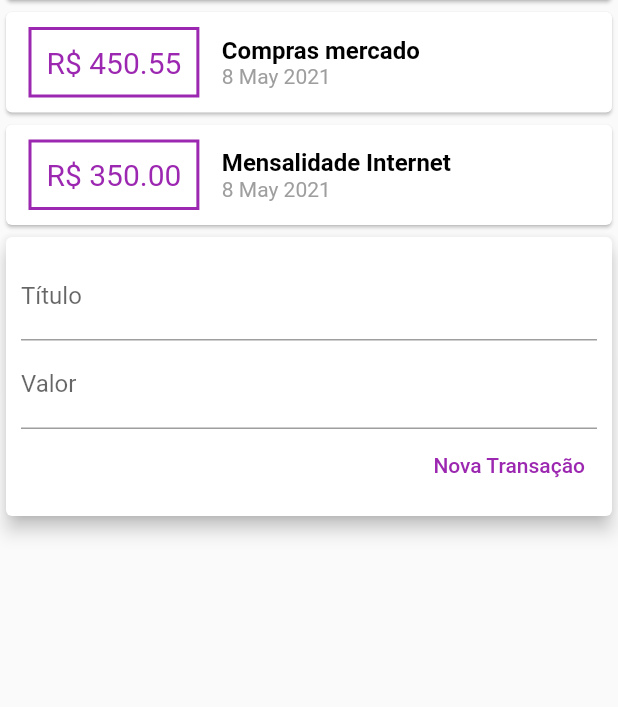
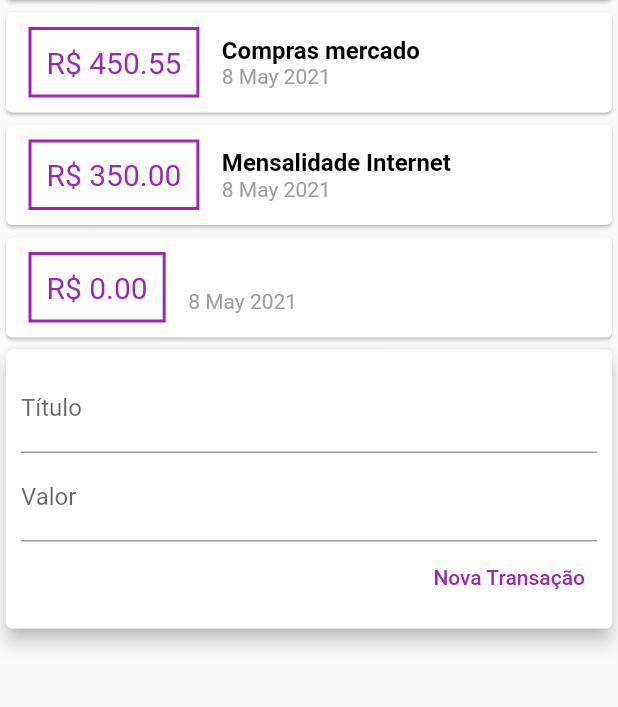
Before and after one commit to richellyitalo/estudos-flutter, a Flutter app: the screen it shows after launch, after a tap on "Nova Transação", on a phone screen of 412 x 824 dp, the part 114-821 px from its top. Run offline on Flutter 3.47's test engine with Material 2 defaults, Android fonts, the phone set to English and light mode, and no system bars.

Commit message:
Formulário de cadastro; Componetização

```diff
--- /dev/null
+++ b/despesas/lib/components/transaction_form.dart
@@ -0,0 +1,54 @@
+import 'package:flutter/material.dart';
+
+class TransactionForm extends StatelessWidget {
+  final TextEditingController _titleController = TextEditingController();
+  final TextEditingController _valueController = TextEditingController();
+  final void Function(String, double) onSubmit;
+
+  TransactionForm(this.onSubmit);
+
+  @override
+  Widget build(BuildContext context) {
+    return Card(
+      child: Container(
+        padding: EdgeInsets.all(10),
+        child: Column(
+          children: <Widget>[
+            TextField(
+              controller: _titleController,
+              decoration: InputDecoration(
+                labelText: 'Título',
+              ),
+            ),
+            TextField(
+              keyboardType: TextInputType.numberWithOptions(decimal: true),
+              controller: _valueController,
+              decoration: InputDecoration(
+                labelText: 'Valor',
+              ),
+            ),
+            Row(
+              mainAxisAlignment: MainAxisAlignment.end,
+              children: [
+                TextButton(
+                  onPressed: () {
+                    final String title = _titleController.text;
+                    final double value =
+                        double.tryParse(_valueController.text) ?? 0.0;
+
+                    onSubmit(title, value);
+                  },
+                  child: Text(
+                    'Nova Transação',
+                    style: TextStyle(color: Colors.purple),
+                  ),
+                ),
+              ],
+            )
+          ],
+        ),
+      ),
+      elevation: 5,
+    );
+  }
+}
--- /dev/null
+++ b/despesas/lib/components/transaction_list.dart
@@ -0,0 +1,63 @@
+import 'package:flutter/material.dart';
+import '../models/transaction.dart';
+import 'package:intl/intl.dart';
+
+class TransactionList extends StatelessWidget {
+  final List<Transaction> transactions;
+
+  TransactionList(this.transactions);
+
+  @override
+  Widget build(BuildContext context) {
+    return Column(
+      crossAxisAlignment: CrossAxisAlignment.stretch,
+      children: transactions.map((tr) {
+        return Card(
+          child: Row(
+            children: <Widget>[
+              Container(
+                child: Text(
+                  'R\$ ${tr.value.toStringAsFixed(2)}',
+                  style: TextStyle(
+                    color: Colors.purple,
+                    fontSize: 20,
+                  ),
+                ),
+                decoration: BoxDecoration(
+                  border: Border.all(
+                    color: Colors.purple,
+                    width: 2,
+                  ),
+                ),
+                padding: EdgeInsets.all(10),
+                margin: EdgeInsets.symmetric(
+                  horizontal: 15,
+                  vertical: 10,
+                ),
+              ),
+              Column(
+                crossAxisAlignment: CrossAxisAlignment.start,
+                children: <Widget>[
+                  Text(
+                    tr.title,
+                    style: TextStyle(
+                      fontWeight: FontWeight.bold,
+                      fontSize: 16,
+                      color: Colors.black,
+                    ),
+                  ),
+                  Text(
+                    DateFormat('d MMM y').format(tr.date),
+                    style: TextStyle(
+                      color: Colors.grey,
+                    ),
+                  ),
+                ],
+              )
+            ],
+          ),
+        );
+      }).toList(),
+    );
+  }
+}
--- /dev/null
+++ b/despesas/lib/components/transaction_user.dart
@@ -0,0 +1,47 @@
+import 'dart:math';
+
+import 'package:flutter/material.dart';
+import 'transaction_list.dart';
+import 'transaction_form.dart';
+import '../models/transaction.dart';
+
+class TransactionUser extends StatefulWidget {
+  @override
+  _TransactionUserState createState() => _TransactionUserState();
+}
+
+class _TransactionUserState extends State<TransactionUser> {
+  final List<Transaction> _transactions = [
+    Transaction(
+        id: 't1',
+        title: 'Compras mercado',
+        value: 450.55,
+        date: DateTime.now()),
+    Transaction(
+        id: 't2',
+        title: 'Mensalidade Internet',
+        value: 350.00,
+        date: DateTime.now()),
+  ];
+
+  _addTransaction(String title, double value) {
+    final newTransaction = new Transaction(
+      id: Random().nextDouble().toString(),
+      title: title,
+      value: value,
+      date: DateTime.now(),
+    );
+
+    setState(() {
+      _transactions.add(newTransaction);
+    });
+  }
+
+  @override
+  Widget build(BuildContext context) {
+    return Column(children: <Widget>[
+      TransactionList(_transactions),
+      TransactionForm(_addTransaction),
+    ]);
+  }
+}
--- a/despesas/lib/main.dart
+++ b/despesas/lib/main.dart
@@ -1,6 +1,5 @@
 import 'package:flutter/material.dart';
-import './models/transaction.dart';
-import 'package:intl/intl.dart';
+import './components/transaction_user.dart';
 
 main() => runApp(ExpensesApp());
 
@@ -12,24 +11,12 @@ class ExpensesApp extends StatelessWidget {
 }
 
 class HomeApp extends StatelessWidget {
-  final List<Transaction> _transactions = [
-    Transaction(
-        id: 't1',
-        title: 'Compras mercado',
-        value: 450.55,
-        date: DateTime.now()),
-    Transaction(
-        id: 't2',
-        title: 'Mensalidade Internet',
-        value: 350.00,
-        date: DateTime.now()),
-  ];
-
   @override
   Widget build(BuildContext context) {
     return Scaffold(
-        appBar: AppBar(title: Text('Despesas semanais')),
-        body: Column(
+      appBar: AppBar(title: Text('Despesas semanais')),
+      body: SingleChildScrollView(
+        child: Column(
           crossAxisAlignment: CrossAxisAlignment.stretch,
           children: <Widget>[
             Container(
@@ -41,93 +28,10 @@ class HomeApp extends StatelessWidget {
                 ),
               ),
             ),
-            Column(
-              crossAxisAlignment: CrossAxisAlignment.stretch,
-              children: _transactions.map((tr) {
-                return Card(
-                  child: Row(
-                    children: <Widget>[
-                      Container(
-                        child: Text(
-                          'R\$ ${tr.value.toStringAsFixed(2)}',
-                          style: TextStyle(
-                            color: Colors.purple,
-                            fontSize: 20,
-                          ),
-                        ),
-                        decoration: BoxDecoration(
-                          border: Border.all(
-                            color: Colors.purple,
-                            width: 2,
-                          ),
-                        ),
-                        padding: EdgeInsets.all(10),
-                        margin: EdgeInsets.symmetric(
-                          horizontal: 15,
-                          vertical: 10,
-                        ),
-                      ),
-                      Column(
-                        crossAxisAlignment: CrossAxisAlignment.start,
-                        children: <Widget>[
-                          Text(
-                            tr.title,
-                            style: TextStyle(
-                              fontWeight: FontWeight.bold,
-                              fontSize: 16,
-                              color: Colors.black,
-                            ),
-                          ),
-                          Text(
-                            DateFormat('d MMM y').format(tr.date),
-                            style: TextStyle(
-                              color: Colors.grey,
-                            ),
-                          ),
-                        ],
-                      )
-                    ],
-                  ),
-                );
-              }).toList(),
-            ),
-            Card(
-              child: Container(
-                padding: EdgeInsets.all(10),
-                child: Column(
-                  children: <Widget>[
-                    TextField(
-                      decoration: InputDecoration(
-                        labelText: 'Título',
-                      ),
-                    ),
-                    TextField(
-                      decoration: InputDecoration(
-                        labelText: 'Valor',
-                      ),
-                      textAlign: TextAlign.center,
-                      style: TextStyle(
-                        color: Colors.red,
-                      ),
-                    ),
-                    Row(
-                      mainAxisAlignment: MainAxisAlignment.end,
-                      children: [
-                        TextButton(
-                          onPressed: () {},
-                          child: Text(
-                            'Nova Transação',
-                            style: TextStyle(color: Colors.purple),
-                          ),
-                        ),
-                      ],
-                    )
-                  ],
-                ),
-              ),
-              elevation: 5,
-            )
+            TransactionUser(),
           ],
-        ));
+        ),
+      ),
+    );
   }
 }
```
